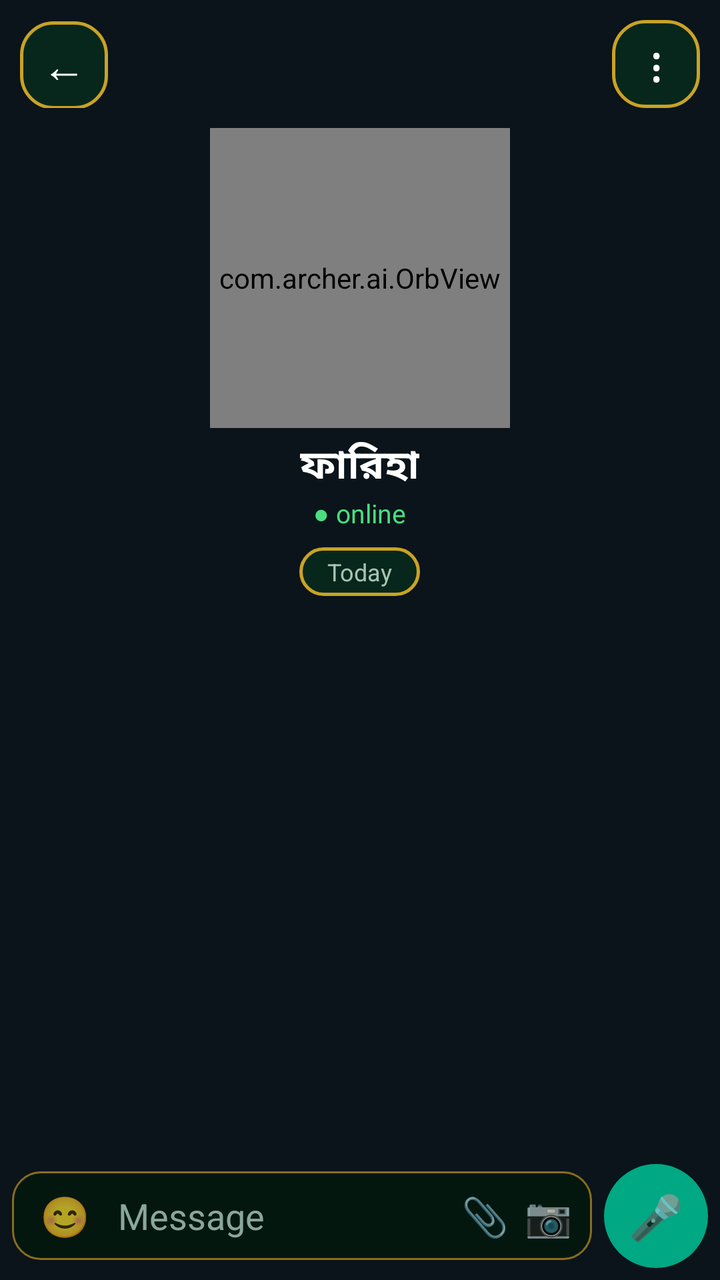
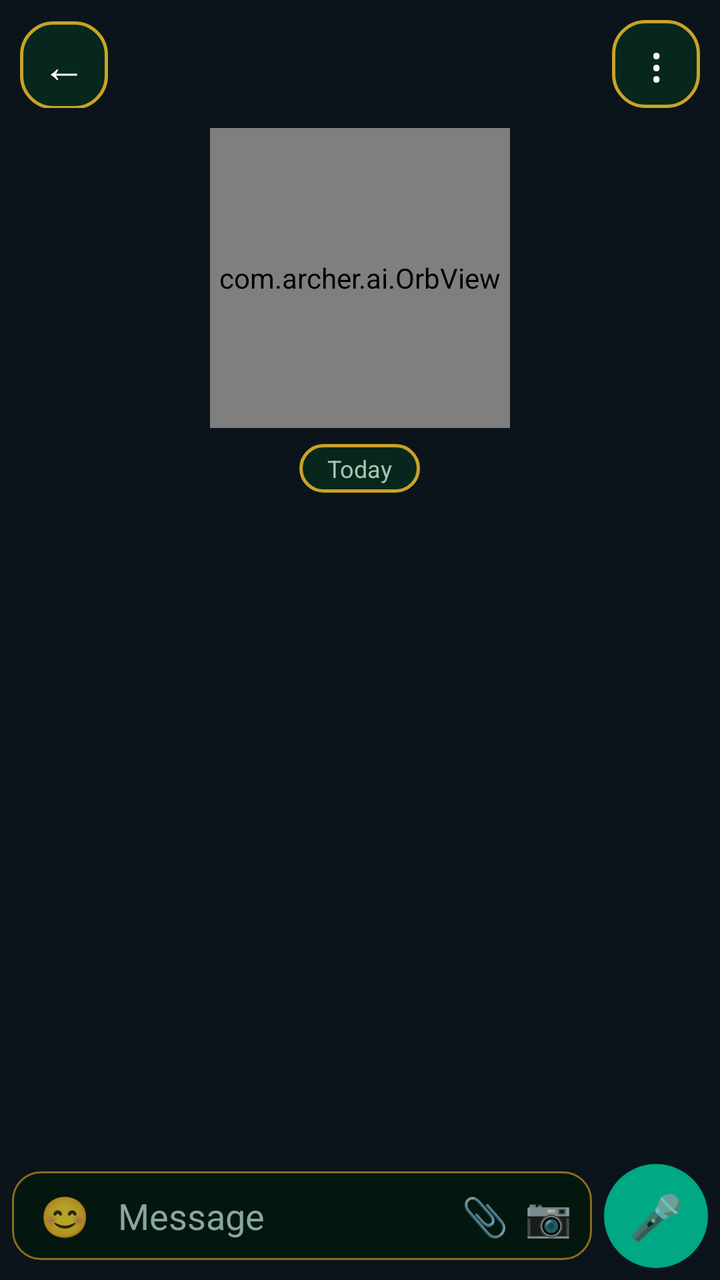

Two renders of the same Android screen: before a commit and after it. Below are the layout's source before the change and the commit's diff.
<!-- AndroidManifest.xml: application theme AppTheme -->
<!-- res/layout/activity_chat.xml -->
<?xml version="1.0" encoding="utf-8"?>
<LinearLayout xmlns:android="http://schemas.android.com/apk/res/android"
    android:layout_width="match_parent"
    android:layout_height="match_parent"
    android:background="#0B141A"
    android:orientation="vertical">

    
    <LinearLayout
        android:layout_width="match_parent"
        android:layout_height="wrap_content"
        android:orientation="horizontal"
        android:padding="10dp">

        <TextView
            android:id="@+id/chatBack"
            android:layout_width="44dp"
            android:layout_height="44dp"
            android:background="@drawable/bg_card"
            android:gravity="center"
            android:text="←"
            android:textColor="#FFFFFF"
            android:textSize="22sp" />

        <View
            android:layout_width="0dp"
            android:layout_height="1dp"
            android:layout_weight="1" />

        <TextView
            android:id="@+id/chatMenu"
            android:layout_width="44dp"
            android:layout_height="44dp"
            android:background="@drawable/bg_card"
            android:gravity="center"
            android:text="⋮"
            android:textColor="#FFFFFF"
            android:textSize="24sp" />
    </LinearLayout>

    
    <com.archer.ai.OrbView
        android:id="@+id/chatAvatar"
        android:layout_width="150dp"
        android:layout_height="150dp"
        android:layout_gravity="center_horizontal" />

    <TextView
        android:id="@+id/chatName"
        android:layout_width="wrap_content"
        android:layout_height="wrap_content"
        android:layout_gravity="center_horizontal"
        android:layout_marginTop="4dp"
        android:text="ফারিহা"
        android:textColor="#FFFFFF"
        android:textSize="20sp"
        android:textStyle="bold" />

    <TextView
        android:id="@+id/chatStatus"
        android:layout_width="wrap_content"
        android:layout_height="wrap_content"
        android:layout_gravity="center_horizontal"
        android:text="● online"
        android:textColor="#4ADE80"
        android:textSize="13sp" />

    <TextView
        android:layout_width="wrap_content"
        android:layout_height="wrap_content"
        android:layout_gravity="center_horizontal"
        android:layout_marginTop="8dp"
        android:background="@drawable/bg_card"
        android:paddingStart="14dp"
        android:paddingTop="4dp"
        android:paddingEnd="14dp"
        android:paddingBottom="4dp"
        android:text="Today"
        android:textColor="#A8C3B2"
        android:textSize="12sp" />

    <LinearLayout
        android:id="@+id/workCard"
        android:layout_width="match_parent"
        android:layout_height="wrap_content"
        android:layout_margin="10dp"
        android:background="@drawable/bg_card"
        android:orientation="vertical"
        android:padding="12dp"
        android:visibility="gone">

        <TextView
            android:layout_width="match_parent"
            android:layout_height="wrap_content"
            android:text="🌐 ব্রাউজার কার্ড — লাইভ কাজ"
            android:textColor="#4ADE80"
            android:textSize="14sp"
            android:textStyle="bold" />

        <TextView
            android:id="@+id/workText"
            android:layout_width="match_parent"
            android:layout_height="wrap_content"
            android:layout_marginTop="6dp"
            android:textColor="#EDE6D6"
            android:textSize="13sp" />

        <ImageView
            android:id="@+id/workShot"
            android:layout_width="match_parent"
            android:layout_height="wrap_content"
            android:layout_marginTop="8dp"
            android:adjustViewBounds="true"
            android:maxHeight="220dp"
            android:visibility="gone" />
    </LinearLayout>

    <ScrollView
        android:id="@+id/chatScroll"
        android:layout_width="match_parent"
        android:layout_height="0dp"
        android:layout_marginTop="6dp"
        android:layout_weight="1">

        <LinearLayout
            android:id="@+id/msgBox"
            android:layout_width="match_parent"
            android:layout_height="wrap_content"
            android:orientation="vertical"
            android:paddingStart="10dp"
            android:paddingTop="6dp"
            android:paddingEnd="10dp"
            android:paddingBottom="6dp" />
    </ScrollView>

    
    <LinearLayout
        android:layout_width="match_parent"
        android:layout_height="wrap_content"
        android:gravity="center_vertical"
        android:orientation="horizontal"
        android:padding="6dp">

        <LinearLayout
            android:layout_width="0dp"
            android:layout_height="wrap_content"
            android:layout_weight="1"
            android:background="@drawable/bg_input"
            android:gravity="center_vertical"
            android:orientation="horizontal"
            android:paddingStart="10dp"
            android:paddingEnd="6dp">

            <TextView
                android:id="@+id/chatEmoji"
                android:layout_width="wrap_content"
                android:layout_height="wrap_content"
                android:padding="4dp"
                android:text="😊"
                android:textSize="20sp" />

            <EditText
                android:id="@+id/chatInput"
                android:layout_width="0dp"
                android:layout_height="wrap_content"
                android:layout_weight="1"
                android:background="@null"
                android:gravity="center_vertical"
                android:hint="Message"
                android:maxLines="4"
                android:padding="10dp"
                android:textColor="#F3E9C8"
                android:textColorHint="#8AA79B" />

            <TextView
                android:id="@+id/chatAttach"
                android:layout_width="wrap_content"
                android:layout_height="wrap_content"
                android:padding="4dp"
                android:text="📎"
                android:textSize="19sp" />

            <TextView
                android:id="@+id/chatCamera"
                android:layout_width="wrap_content"
                android:layout_height="wrap_content"
                android:padding="4dp"
                android:text="📷"
                android:textSize="19sp" />
        </LinearLayout>

        <TextView
            android:id="@+id/chatSend"
            android:layout_width="52dp"
            android:layout_height="52dp"
            android:layout_marginStart="6dp"
            android:background="@drawable/btn_mic_green"
            android:gravity="center"
            android:text="🎤"
            android:textSize="22sp" />
    </LinearLayout>
</LinearLayout>
<!-- resources referenced by this layout -->
<resources>
  <!-- drawable bg_card (drawable) -->
  <?xml version="1.0" encoding="utf-8"?>
  <shape xmlns:android="http://schemas.android.com/apk/res/android" android:shape="rectangle">
      <corners android:radius="16dp" />
      <solid android:color="#07271C" />
      <stroke android:width="1.5dp" android:color="#C9A227" />
  </shape>
  <!-- drawable bg_input (drawable) -->
  <?xml version="1.0" encoding="utf-8"?>
  <shape xmlns:android="http://schemas.android.com/apk/res/android" android:shape="rectangle">
      <corners android:radius="14dp" />
      <solid android:color="#04170F" />
      <stroke android:width="1dp" android:color="#8A6D1F" />
  </shape>
  <!-- drawable btn_mic_green (drawable) -->
  <?xml version="1.0" encoding="utf-8"?>
  <shape xmlns:android="http://schemas.android.com/apk/res/android" android:shape="oval">
      <solid android:color="#00A884" />
  </shape>
  <style name="AppTheme" parent="android:Theme.Material.NoActionBar">
          <item name="android:windowBackground">#05030D</item>
          <item name="android:colorAccent">#A855F7</item>
          <item name="android:statusBarColor">#05030D</item>
          <item name="android:navigationBarColor">#05030D</item>
          <item name="android:windowLightStatusBar">false</item>
      </style>
</resources>

<!-- the commit's change to res/layout/activity_chat.xml (unified diff, before → after) -->
@@ -44,26 +44,6 @@
         android:layout_width="150dp"
         android:layout_height="150dp"
         android:layout_gravity="center_horizontal" />
-
-    <TextView
-        android:id="@+id/chatName"
-        android:layout_width="wrap_content"
-        android:layout_height="wrap_content"
-        android:layout_gravity="center_horizontal"
-        android:layout_marginTop="4dp"
-        android:text="ফারিহা"
-        android:textColor="#FFFFFF"
-        android:textSize="20sp"
-        android:textStyle="bold" />
-
-    <TextView
-        android:id="@+id/chatStatus"
-        android:layout_width="wrap_content"
-        android:layout_height="wrap_content"
-        android:layout_gravity="center_horizontal"
-        android:text="● online"
-        android:textColor="#4ADE80"
-        android:textSize="13sp" />
 
     <TextView
         android:layout_width="wrap_content"
